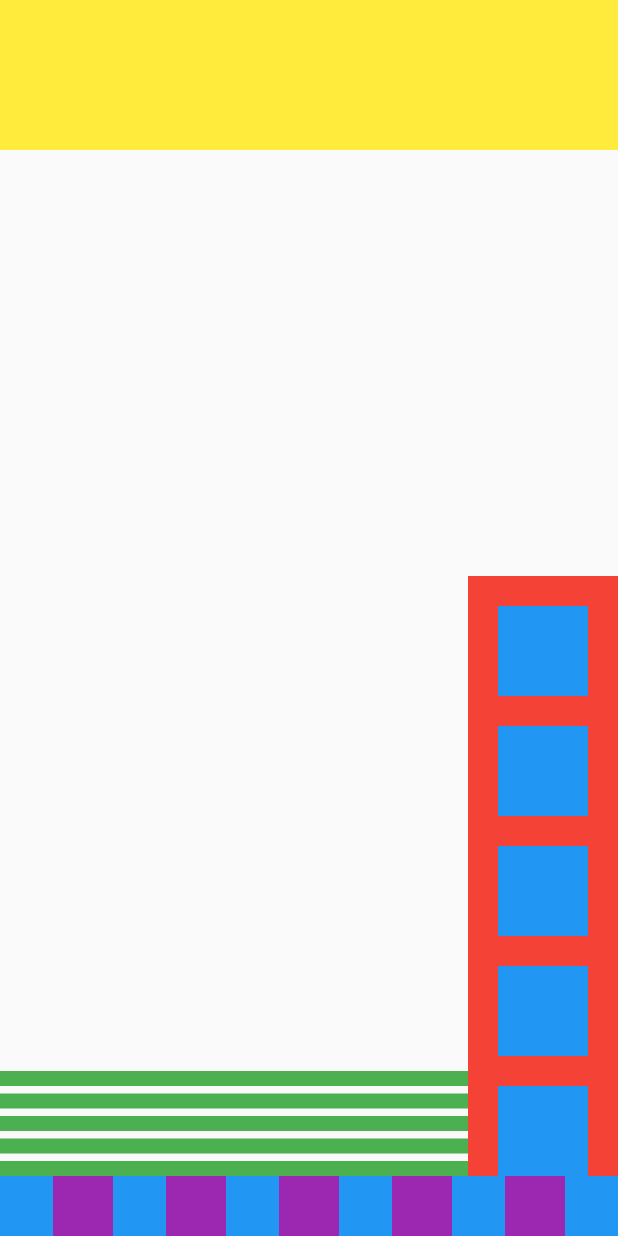
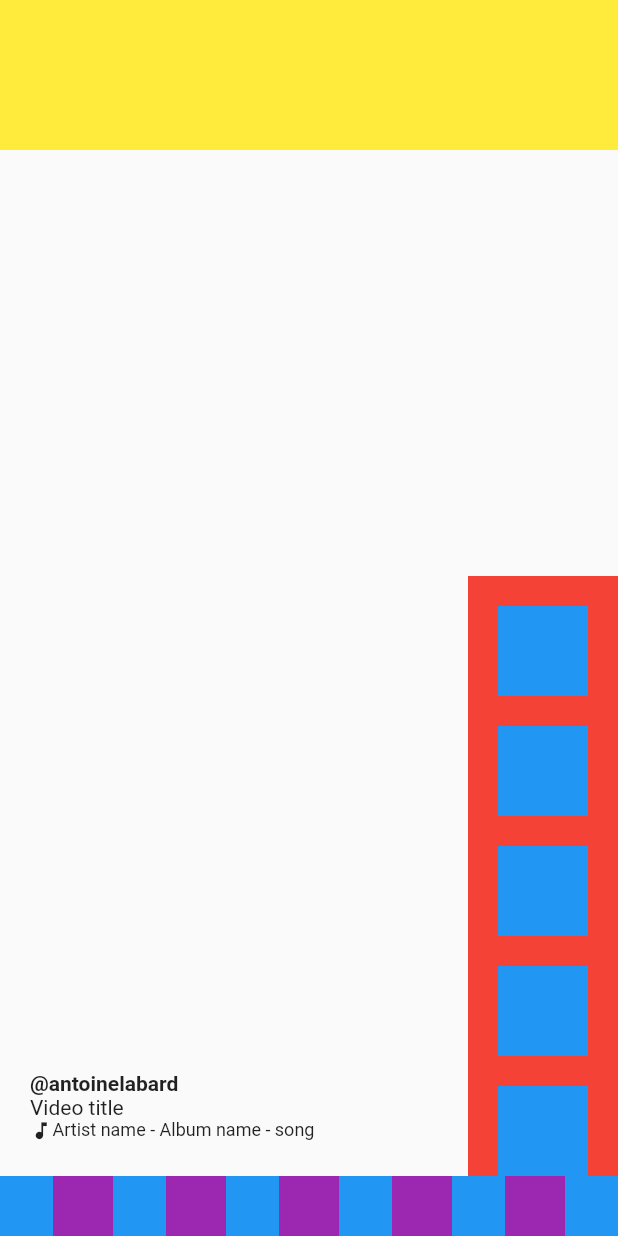
Before and after one commit to antoinelabard/flutter-tiktok-ui, a Flutter app: the screen it shows after launch, on a phone screen of 412 x 824 dp. Run offline on Flutter 3.47's test engine with Material 2 defaults, Android fonts, the phone set to English and light mode, and no system bars.

Commit message:
Implemented VideoDescription.dart

```diff
--- a/lib/VideoDescription.dart
+++ b/lib/VideoDescription.dart
@@ -4,16 +4,31 @@ class VideoDescription extends StatelessWidget {
   @override
   Widget build(BuildContext context) {
     return Expanded(
+        child: Container(
+      height: 70,
+      padding: EdgeInsets.only(left: 20),
       child: Column(
-        mainAxisSize: MainAxisSize.min,
-        crossAxisAlignment: CrossAxisAlignment.start,
-        children: List<Widget>.generate(
-            5,
-            (index) => Container(
-                height: 10,
-                color: Colors.green,
-                margin: EdgeInsets.only(top: 5))),
-      ),
-    );
+          mainAxisSize: MainAxisSize.min,
+          crossAxisAlignment: CrossAxisAlignment.start,
+          children: [
+            Text(
+              '@antoinelabard',
+              style: TextStyle(fontWeight: FontWeight.bold),
+            ),
+            Text('Video title'),
+            Row(
+              children: [
+                Icon(
+                  Icons.music_note,
+                  size: 15,
+                ),
+                Text(
+                  'Artist name - Album name - song',
+                  style: TextStyle(fontSize: 12),
+                )
+              ],
+            )
+          ]),
+    ));
   }
 }
```
